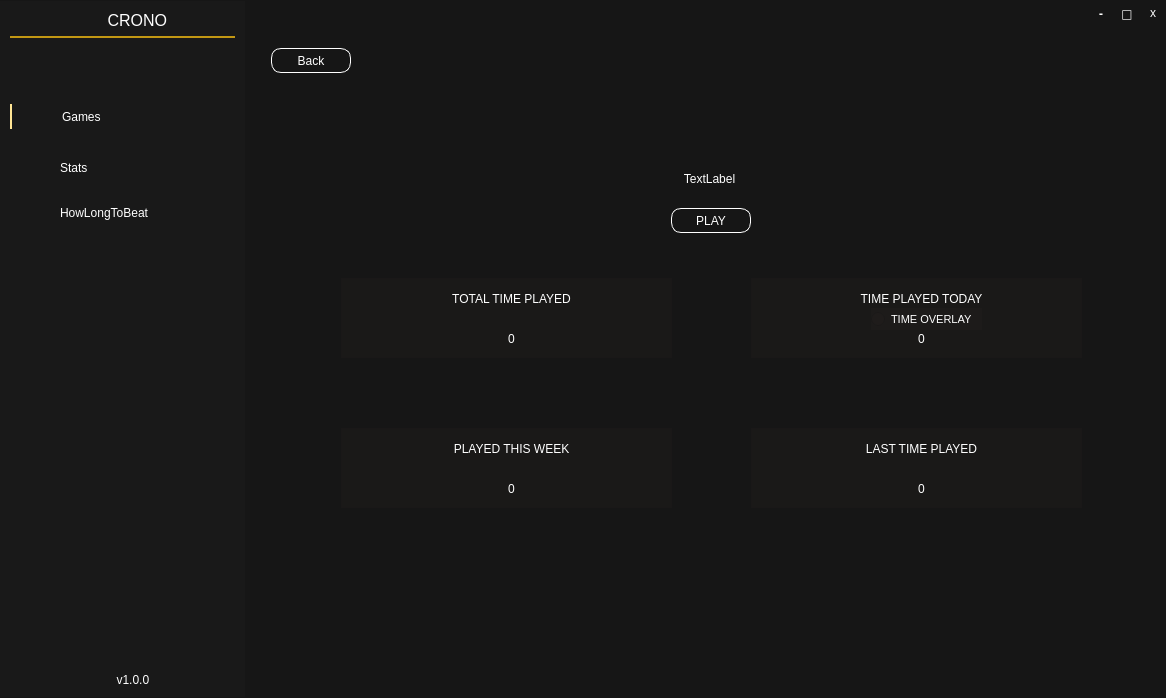
This is mainwindow.ui in illud/crono as Qt 5 draws it before an edit. The edited form follows.
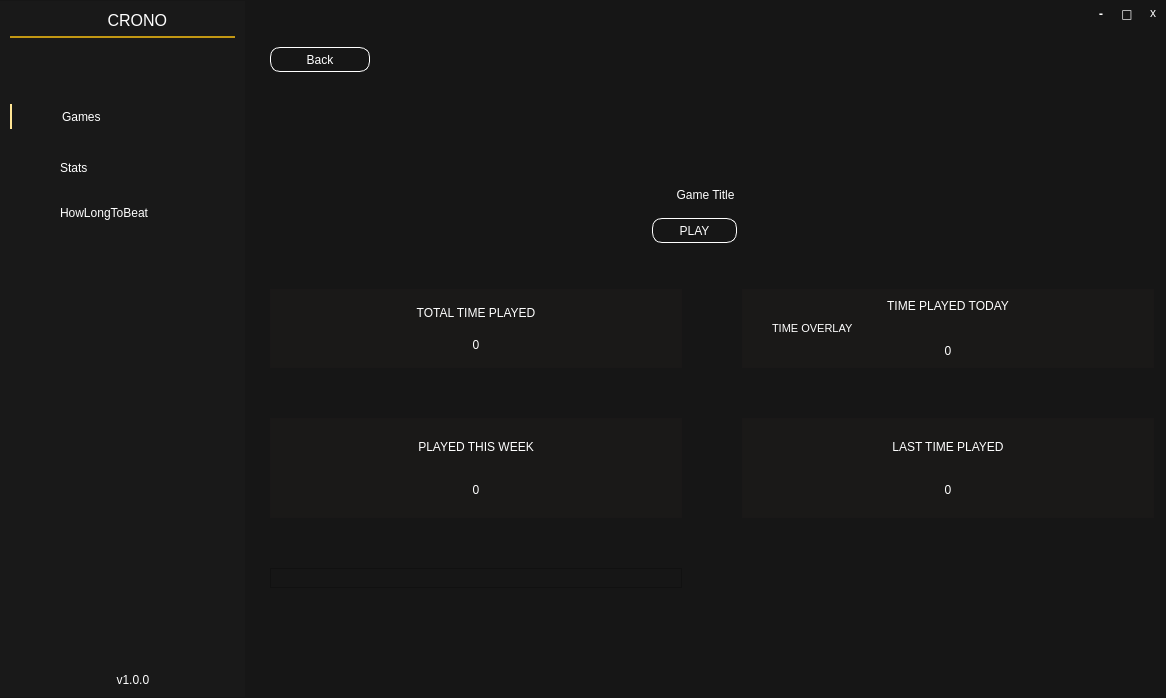
This is the edited form. Icons and pictures are not drawn. Custom widgets are drawn as their Qt base class.

Commit message: Added responsive look to game details

Diff of the .ui file:
```diff
--- a/mainwindow.ui
+++ b/mainwindow.ui
@@ -795,422 +795,52 @@
          </layout>
         </widget>
         <widget class="QWidget" name="page_3">
-         <widget class="QPushButton" name="btnBack">
-          <property name="geometry">
-           <rect>
-            <x>10</x>
-            <y>10</y>
-            <width>80</width>
-            <height>25</height>
-           </rect>
-          </property>
-          <property name="cursor">
-           <cursorShape>PointingHandCursor</cursorShape>
-          </property>
-          <property name="styleSheet">
-           <string notr="true">QPushButton { 
-	background-color: transparent;
-	font: 900 9pt &quot;Arial Black&quot;;
-	color: rgb(255, 255, 255);
-    border: 1px;
-	border-color: rgb(255, 255, 255);
-	border-style: outset;
-border-radius: 10px;
-}
-
-QPushButton:hover{ 
-    background-color: rgb(252, 196, 25);
-	font: 900 9pt &quot;Arial Black&quot;;
-	color: rgb(255, 255, 255);
-    border: 0px;
-}
-
-QPushButton::focus:pressed{ 
-	background-color: rgb(252, 72, 25);
-	font: 900 9pt &quot;Arial Black&quot;;
-	color: rgb(255, 255, 255);
-    border: 0px;
-}
-</string>
-          </property>
-          <property name="text">
-           <string>Back</string>
-          </property>
-         </widget>
-         <widget class="QLabel" name="gameNameText">
-          <property name="geometry">
-           <rect>
-            <x>193</x>
-            <y>130</y>
-            <width>511</width>
-            <height>21</height>
-           </rect>
-          </property>
-          <property name="styleSheet">
-           <string notr="true">background-color: transparent;
-color: rgb(255, 255, 255);
-font: 900 12pt &quot;Arial Black&quot;;</string>
-          </property>
-          <property name="text">
-           <string>TextLabel</string>
-          </property>
-          <property name="alignment">
-           <set>Qt::AlignCenter</set>
-          </property>
-          <property name="wordWrap">
-           <bool>false</bool>
-          </property>
-         </widget>
-         <widget class="QPushButton" name="btnStartGame">
-          <property name="geometry">
-           <rect>
-            <x>410</x>
-            <y>170</y>
-            <width>80</width>
-            <height>25</height>
-           </rect>
-          </property>
-          <property name="cursor">
-           <cursorShape>PointingHandCursor</cursorShape>
-          </property>
-          <property name="styleSheet">
-           <string notr="true">QPushButton { 
-	background-color: transparent;
-	font: 900 9pt &quot;Arial Black&quot;;
-	color: rgb(255, 255, 255);
-    border: 1px;
-	border-color: rgb(255, 255, 255);
-	border-style: outset;
-border-radius: 10px;
-}
-
-QPushButton:hover{ 
-    background-color: rgb(252, 196, 25);
-	font: 900 9pt &quot;Arial Black&quot;;
-	color: rgb(255, 255, 255);
-    border: 0px;
-}
-
-QPushButton::focus:pressed{ 
-	background-color: rgb(252, 72, 25);
-	font: 900 9pt &quot;Arial Black&quot;;
-	color: rgb(255, 255, 255);
-    border: 0px;
-}
-</string>
-          </property>
-          <property name="text">
-           <string>PLAY</string>
-          </property>
-         </widget>
-         <widget class="QFrame" name="frame_2">
-          <property name="geometry">
-           <rect>
-            <x>80</x>
-            <y>240</y>
-            <width>331</width>
-            <height>80</height>
-           </rect>
-          </property>
-          <property name="styleSheet">
-           <string notr="true">background-color: rgba(33, 31, 29, 100);</string>
-          </property>
-          <property name="frameShape">
-           <enum>QFrame::StyledPanel</enum>
-          </property>
-          <property name="frameShadow">
-           <enum>QFrame::Raised</enum>
-          </property>
-          <widget class="QLabel" name="gameNameText_2">
-           <property name="geometry">
-            <rect>
-             <x>50</x>
-             <y>10</y>
-             <width>241</width>
-             <height>21</height>
-            </rect>
-           </property>
-           <property name="styleSheet">
-            <string notr="true">background-color: transparent;
-color: rgb(255, 255, 255);
-font: 900 12pt &quot;Arial Black&quot;;</string>
-           </property>
-           <property name="text">
-            <string>TOTAL TIME PLAYED</string>
-           </property>
-           <property name="alignment">
-            <set>Qt::AlignCenter</set>
-           </property>
-           <property name="wordWrap">
-            <bool>false</bool>
-           </property>
-          </widget>
-          <widget class="QLabel" name="timePlayedText">
-           <property name="geometry">
-            <rect>
-             <x>50</x>
-             <y>50</y>
-             <width>241</width>
-             <height>21</height>
-            </rect>
-           </property>
-           <property name="styleSheet">
-            <string notr="true">background-color: transparent;
-color: rgb(255, 255, 255);
-font: 900 13pt &quot;Arial Black&quot;;</string>
-           </property>
-           <property name="text">
-            <string>0</string>
-           </property>
-           <property name="alignment">
-            <set>Qt::AlignCenter</set>
-           </property>
-           <property name="wordWrap">
-            <bool>false</bool>
-           </property>
-          </widget>
-         </widget>
-         <widget class="QFrame" name="frame_4">
-          <property name="geometry">
-           <rect>
-            <x>490</x>
-            <y>240</y>
-            <width>331</width>
-            <height>80</height>
-           </rect>
-          </property>
-          <property name="styleSheet">
-           <string notr="true">background-color: rgba(33, 31, 29, 100);</string>
-          </property>
-          <property name="frameShape">
-           <enum>QFrame::StyledPanel</enum>
-          </property>
-          <property name="frameShadow">
-           <enum>QFrame::Raised</enum>
-          </property>
-          <widget class="QLabel" name="gameNameText_3">
-           <property name="geometry">
-            <rect>
-             <x>50</x>
-             <y>10</y>
-             <width>241</width>
-             <height>21</height>
-            </rect>
-           </property>
-           <property name="styleSheet">
-            <string notr="true">background-color: transparent;
-color: rgb(255, 255, 255);
-font: 900 12pt &quot;Arial Black&quot;;</string>
-           </property>
-           <property name="text">
-            <string>TIME PLAYED TODAY</string>
-           </property>
-           <property name="alignment">
-            <set>Qt::AlignCenter</set>
-           </property>
-           <property name="wordWrap">
-            <bool>false</bool>
-           </property>
-          </widget>
-          <widget class="QLabel" name="timePlayedTodayText">
-           <property name="geometry">
-            <rect>
-             <x>50</x>
-             <y>50</y>
-             <width>241</width>
-             <height>21</height>
-            </rect>
-           </property>
-           <property name="styleSheet">
-            <string notr="true">background-color: transparent;
-color: rgb(255, 255, 255);
-font: 900 13pt &quot;Arial Black&quot;;</string>
-           </property>
-           <property name="text">
-            <string>0</string>
-           </property>
-           <property name="alignment">
-            <set>Qt::AlignCenter</set>
-           </property>
-           <property name="wordWrap">
-            <bool>false</bool>
-           </property>
-          </widget>
-          <widget class="QRadioButton" name="radioBtnTimeIndicator">
-           <property name="geometry">
-            <rect>
-             <x>120</x>
-             <y>30</y>
-             <width>111</width>
-             <height>22</height>
-            </rect>
-           </property>
-           <property name="cursor">
-            <cursorShape>PointingHandCursor</cursorShape>
-           </property>
-           <property name="toolTip">
-            <string>&lt;html&gt;&lt;head/&gt;&lt;body&gt;&lt;p align=&quot;center&quot;&gt;&lt;span style=&quot; font-size:9pt;&quot;&gt;This sets current play time of today in front of the game window.&lt;/span&gt;&lt;/p&gt;&lt;/body&gt;&lt;/html&gt;</string>
-           </property>
-           <property name="styleSheet">
-            <string notr="true">QRadioButton {
-
-    font-size: 11px; /* Adjust font size as needed */
-	color: white;
-}</string>
-           </property>
-           <property name="text">
-            <string>TIME OVERLAY</string>
-           </property>
-          </widget>
-         </widget>
-         <widget class="QFrame" name="frame_5">
-          <property name="geometry">
-           <rect>
-            <x>80</x>
-            <y>390</y>
-            <width>331</width>
-            <height>80</height>
-           </rect>
-          </property>
-          <property name="styleSheet">
-           <string notr="true">background-color: rgba(33, 31, 29, 100);</string>
-          </property>
-          <property name="frameShape">
-           <enum>QFrame::StyledPanel</enum>
-          </property>
-          <property name="frameShadow">
-           <enum>QFrame::Raised</enum>
-          </property>
-          <widget class="QLabel" name="gameNameText_4">
-           <property name="geometry">
-            <rect>
-             <x>50</x>
-             <y>10</y>
-             <width>241</width>
-             <height>21</height>
-            </rect>
-           </property>
-           <property name="styleSheet">
-            <string notr="true">background-color: transparent;
-color: rgb(255, 255, 255);
-font: 900 12pt &quot;Arial Black&quot;;</string>
-           </property>
-           <property name="text">
-            <string>PLAYED THIS WEEK</string>
-           </property>
-           <property name="alignment">
-            <set>Qt::AlignCenter</set>
-           </property>
-           <property name="wordWrap">
-            <bool>false</bool>
-           </property>
-          </widget>
-          <widget class="QLabel" name="timePlayedThisWeek">
-           <property name="geometry">
-            <rect>
-             <x>50</x>
-             <y>50</y>
-             <width>241</width>
-             <height>21</height>
-            </rect>
-           </property>
-           <property name="styleSheet">
-            <string notr="true">background-color: transparent;
-color: rgb(255, 255, 255);
-font: 900 13pt &quot;Arial Black&quot;;</string>
-           </property>
-           <property name="text">
-            <string>0</string>
-           </property>
-           <property name="alignment">
-            <set>Qt::AlignCenter</set>
-           </property>
-           <property name="wordWrap">
-            <bool>false</bool>
-           </property>
-          </widget>
-         </widget>
-         <widget class="QFrame" name="frame_6">
-          <property name="geometry">
-           <rect>
-            <x>490</x>
-            <y>390</y>
-            <width>331</width>
-            <height>80</height>
-           </rect>
-          </property>
-          <property name="styleSheet">
-           <string notr="true">background-color: rgba(33, 31, 29, 100);</string>
-          </property>
-          <property name="frameShape">
-           <enum>QFrame::StyledPanel</enum>
-          </property>
-          <property name="frameShadow">
-           <enum>QFrame::Raised</enum>
-          </property>
-          <widget class="QLabel" name="gameNameText_5">
-           <property name="geometry">
-            <rect>
-             <x>50</x>
-             <y>10</y>
-             <width>241</width>
-             <height>21</height>
-            </rect>
-           </property>
-           <property name="styleSheet">
-            <string notr="true">background-color: transparent;
-color: rgb(255, 255, 255);
-font: 900 12pt &quot;Arial Black&quot;;</string>
-           </property>
-           <property name="text">
-            <string>LAST TIME PLAYED</string>
-           </property>
-           <property name="alignment">
-            <set>Qt::AlignCenter</set>
-           </property>
-           <property name="wordWrap">
-            <bool>false</bool>
-           </property>
-          </widget>
-          <widget class="QLabel" name="lastTimePlayedText">
-           <property name="geometry">
-            <rect>
-             <x>50</x>
-             <y>50</y>
-             <width>241</width>
-             <height>21</height>
-            </rect>
-           </property>
-           <property name="styleSheet">
-            <string notr="true">background-color: transparent;
-color: rgb(255, 255, 255);
-font: 900 13pt &quot;Arial Black&quot;;</string>
-           </property>
-           <property name="text">
-            <string>0</string>
-           </property>
-           <property name="alignment">
-            <set>Qt::AlignCenter</set>
-           </property>
-           <property name="wordWrap">
-            <bool>false</bool>
-           </property>
-          </widget>
-         </widget>
-         <widget class="QToolButton" name="toolButton">
-          <property name="geometry">
-           <rect>
-            <x>500</x>
-            <y>171</y>
-            <width>25</width>
-            <height>25</height>
-           </rect>
-          </property>
-          <property name="cursor">
-           <cursorShape>PointingHandCursor</cursorShape>
-          </property>
-          <property name="styleSheet">
-           <string notr="true">QToolButton { 
+         <layout class="QGridLayout" name="gridLayout_2">
+          <item row="1" column="0">
+           <spacer name="verticalSpacer_9">
+            <property name="orientation">
+             <enum>Qt::Vertical</enum>
+            </property>
+            <property name="sizeType">
+             <enum>QSizePolicy::Preferred</enum>
+            </property>
+            <property name="sizeHint" stdset="0">
+             <size>
+              <width>20</width>
+              <height>110</height>
+             </size>
+            </property>
+           </spacer>
+          </item>
+          <item row="5" column="1" colspan="2">
+           <spacer name="verticalSpacer_8">
+            <property name="orientation">
+             <enum>Qt::Vertical</enum>
+            </property>
+            <property name="sizeType">
+             <enum>QSizePolicy::Preferred</enum>
+            </property>
+            <property name="sizeHint" stdset="0">
+             <size>
+              <width>20</width>
+              <height>40</height>
+             </size>
+            </property>
+           </spacer>
+          </item>
+          <item row="4" column="2">
+           <widget class="QToolButton" name="toolButton">
+            <property name="minimumSize">
+             <size>
+              <width>24</width>
+              <height>0</height>
+             </size>
+            </property>
+            <property name="cursor">
+             <cursorShape>PointingHandCursor</cursorShape>
+            </property>
+            <property name="styleSheet">
+             <string notr="true">QToolButton { 
 	background-image: url(:/config.png);
 background-color: transparent;
 	/*	background-color: rgb(255, 92, 92);*/
@@ -1238,23 +868,490 @@
 }
 
 QToolButton::menu-indicator{width:0px;}</string>
-          </property>
-          <property name="text">
-           <string/>
-          </property>
-          <property name="popupMode">
-           <enum>QToolButton::DelayedPopup</enum>
-          </property>
-          <property name="toolButtonStyle">
-           <enum>Qt::ToolButtonTextOnly</enum>
-          </property>
-          <property name="autoRaise">
-           <bool>false</bool>
-          </property>
-          <property name="arrowType">
-           <enum>Qt::NoArrow</enum>
-          </property>
-         </widget>
+            </property>
+            <property name="text">
+             <string/>
+            </property>
+            <property name="popupMode">
+             <enum>QToolButton::DelayedPopup</enum>
+            </property>
+            <property name="toolButtonStyle">
+             <enum>Qt::ToolButtonTextOnly</enum>
+            </property>
+            <property name="autoRaise">
+             <bool>false</bool>
+            </property>
+            <property name="arrowType">
+             <enum>Qt::NoArrow</enum>
+            </property>
+           </widget>
+          </item>
+          <item row="3" column="1">
+           <spacer name="verticalSpacer_7">
+            <property name="orientation">
+             <enum>Qt::Vertical</enum>
+            </property>
+            <property name="sizeType">
+             <enum>QSizePolicy::Preferred</enum>
+            </property>
+            <property name="sizeHint" stdset="0">
+             <size>
+              <width>20</width>
+              <height>10</height>
+             </size>
+            </property>
+           </spacer>
+          </item>
+          <item row="4" column="0">
+           <spacer name="horizontalSpacer_5">
+            <property name="orientation">
+             <enum>Qt::Horizontal</enum>
+            </property>
+            <property name="sizeType">
+             <enum>QSizePolicy::Expanding</enum>
+            </property>
+            <property name="sizeHint" stdset="0">
+             <size>
+              <width>40</width>
+              <height>20</height>
+             </size>
+            </property>
+           </spacer>
+          </item>
+          <item row="4" column="3">
+           <spacer name="horizontalSpacer_6">
+            <property name="orientation">
+             <enum>Qt::Horizontal</enum>
+            </property>
+            <property name="sizeHint" stdset="0">
+             <size>
+              <width>30</width>
+              <height>20</height>
+             </size>
+            </property>
+           </spacer>
+          </item>
+          <item row="0" column="0" colspan="2">
+           <widget class="QPushButton" name="btnBack">
+            <property name="sizePolicy">
+             <sizepolicy hsizetype="Fixed" vsizetype="Fixed">
+              <horstretch>0</horstretch>
+              <verstretch>0</verstretch>
+             </sizepolicy>
+            </property>
+            <property name="minimumSize">
+             <size>
+              <width>100</width>
+              <height>25</height>
+             </size>
+            </property>
+            <property name="cursor">
+             <cursorShape>PointingHandCursor</cursorShape>
+            </property>
+            <property name="styleSheet">
+             <string notr="true">QPushButton { 
+	background-color: transparent;
+	font: 900 9pt &quot;Arial Black&quot;;
+	color: rgb(255, 255, 255);
+    border: 1px;
+	border-color: rgb(255, 255, 255);
+	border-style: outset;
+border-radius: 10px;
+}
+
+QPushButton:hover{ 
+    background-color: rgb(252, 196, 25);
+	font: 900 9pt &quot;Arial Black&quot;;
+	color: rgb(255, 255, 255);
+    border: 0px;
+}
+
+QPushButton::focus:pressed{ 
+	background-color: rgb(252, 72, 25);
+	font: 900 9pt &quot;Arial Black&quot;;
+	color: rgb(255, 255, 255);
+    border: 0px;
+}
+</string>
+            </property>
+            <property name="text">
+             <string>Back</string>
+            </property>
+           </widget>
+          </item>
+          <item row="6" column="0" colspan="5">
+           <layout class="QGridLayout" name="gridLayout_6" rowstretch="0,0,0">
+            <property name="horizontalSpacing">
+             <number>60</number>
+            </property>
+            <property name="verticalSpacing">
+             <number>50</number>
+            </property>
+            <item row="0" column="0">
+             <widget class="QFrame" name="frame_2">
+              <property name="sizePolicy">
+               <sizepolicy hsizetype="Preferred" vsizetype="Preferred">
+                <horstretch>0</horstretch>
+                <verstretch>0</verstretch>
+               </sizepolicy>
+              </property>
+              <property name="minimumSize">
+               <size>
+                <width>0</width>
+                <height>0</height>
+               </size>
+              </property>
+              <property name="sizeIncrement">
+               <size>
+                <width>0</width>
+                <height>0</height>
+               </size>
+              </property>
+              <property name="styleSheet">
+               <string notr="true">background-color: rgba(33, 31, 29, 100);</string>
+              </property>
+              <property name="frameShape">
+               <enum>QFrame::StyledPanel</enum>
+              </property>
+              <property name="frameShadow">
+               <enum>QFrame::Raised</enum>
+              </property>
+              <layout class="QVBoxLayout" name="verticalLayout_5">
+               <item>
+                <widget class="QLabel" name="gameNameText_2">
+                 <property name="styleSheet">
+                  <string notr="true">background-color: transparent;
+color: rgb(255, 255, 255);
+font: 900 12pt &quot;Arial Black&quot;;</string>
+                 </property>
+                 <property name="text">
+                  <string>TOTAL TIME PLAYED</string>
+                 </property>
+                 <property name="alignment">
+                  <set>Qt::AlignCenter</set>
+                 </property>
+                 <property name="wordWrap">
+                  <bool>false</bool>
+                 </property>
+                </widget>
+               </item>
+               <item>
+                <widget class="QLabel" name="timePlayedText">
+                 <property name="styleSheet">
+                  <string notr="true">background-color: transparent;
+color: rgb(255, 255, 255);
+font: 900 13pt &quot;Arial Black&quot;;</string>
+                 </property>
+                 <property name="text">
+                  <string>0</string>
+                 </property>
+                 <property name="alignment">
+                  <set>Qt::AlignCenter</set>
+                 </property>
+                 <property name="wordWrap">
+                  <bool>false</bool>
+                 </property>
+                </widget>
+               </item>
+              </layout>
+             </widget>
+            </item>
+            <item row="1" column="1">
+             <widget class="QFrame" name="frame_6">
+              <property name="styleSheet">
+               <string notr="true">background-color: rgba(33, 31, 29, 100);</string>
+              </property>
+              <property name="frameShape">
+               <enum>QFrame::StyledPanel</enum>
+              </property>
+              <property name="frameShadow">
+               <enum>QFrame::Raised</enum>
+              </property>
+              <layout class="QVBoxLayout" name="verticalLayout_8">
+               <item>
+                <widget class="QLabel" name="gameNameText_5">
+                 <property name="styleSheet">
+                  <string notr="true">background-color: transparent;
+color: rgb(255, 255, 255);
+font: 900 12pt &quot;Arial Black&quot;;</string>
+                 </property>
+                 <property name="text">
+                  <string>LAST TIME PLAYED</string>
+                 </property>
+                 <property name="alignment">
+                  <set>Qt::AlignCenter</set>
+                 </property>
+                 <property name="wordWrap">
+                  <bool>false</bool>
+                 </property>
+                </widget>
+               </item>
+               <item>
+                <widget class="QLabel" name="lastTimePlayedText">
+                 <property name="styleSheet">
+                  <string notr="true">background-color: transparent;
+color: rgb(255, 255, 255);
+font: 900 13pt &quot;Arial Black&quot;;</string>
+                 </property>
+                 <property name="text">
+                  <string>0</string>
+                 </property>
+                 <property name="alignment">
+                  <set>Qt::AlignCenter</set>
+                 </property>
+                 <property name="wordWrap">
+                  <bool>false</bool>
+                 </property>
+                </widget>
+               </item>
+              </layout>
+             </widget>
+            </item>
+            <item row="1" column="0">
+             <widget class="QFrame" name="frame_5">
+              <property name="minimumSize">
+               <size>
+                <width>0</width>
+                <height>100</height>
+               </size>
+              </property>
+              <property name="styleSheet">
+               <string notr="true">background-color: rgba(33, 31, 29, 100);</string>
+              </property>
+              <property name="frameShape">
+               <enum>QFrame::StyledPanel</enum>
+              </property>
+              <property name="frameShadow">
+               <enum>QFrame::Raised</enum>
+              </property>
+              <layout class="QVBoxLayout" name="verticalLayout_7">
+               <item>
+                <widget class="QLabel" name="gameNameText_4">
+                 <property name="styleSheet">
+                  <string notr="true">background-color: transparent;
+color: rgb(255, 255, 255);
+font: 900 12pt &quot;Arial Black&quot;;</string>
+                 </property>
+                 <property name="text">
+                  <string>PLAYED THIS WEEK</string>
+                 </property>
+                 <property name="alignment">
+                  <set>Qt::AlignCenter</set>
+                 </property>
+                 <property name="wordWrap">
+                  <bool>false</bool>
+                 </property>
+                </widget>
+               </item>
+               <item>
+                <widget class="QLabel" name="timePlayedThisWeek">
+                 <property name="styleSheet">
+                  <string notr="true">background-color: transparent;
+color: rgb(255, 255, 255);
+font: 900 13pt &quot;Arial Black&quot;;</string>
+                 </property>
+                 <property name="text">
+                  <string>0</string>
+                 </property>
+                 <property name="alignment">
+                  <set>Qt::AlignCenter</set>
+                 </property>
+                 <property name="wordWrap">
+                  <bool>false</bool>
+                 </property>
+                </widget>
+               </item>
+              </layout>
+             </widget>
+            </item>
+            <item row="0" column="1">
+             <widget class="QFrame" name="frame_4">
+              <property name="styleSheet">
+               <string notr="true">background-color: rgba(33, 31, 29, 100);</string>
+              </property>
+              <property name="frameShape">
+               <enum>QFrame::StyledPanel</enum>
+              </property>
+              <property name="frameShadow">
+               <enum>QFrame::Raised</enum>
+              </property>
+              <layout class="QVBoxLayout" name="verticalLayout_6">
+               <item>
+                <widget class="QLabel" name="gameNameText_3">
+                 <property name="styleSheet">
+                  <string notr="true">background-color: transparent;
+color: rgb(255, 255, 255);
+font: 900 12pt &quot;Arial Black&quot;;</string>
+                 </property>
+                 <property name="text">
+                  <string>TIME PLAYED TODAY</string>
+                 </property>
+                 <property name="alignment">
+                  <set>Qt::AlignCenter</set>
+                 </property>
+                 <property name="wordWrap">
+                  <bool>false</bool>
+                 </property>
+                </widget>
+               </item>
+               <item>
+                <widget class="QRadioButton" name="radioBtnTimeIndicator">
+                 <property name="cursor">
+                  <cursorShape>PointingHandCursor</cursorShape>
+                 </property>
+                 <property name="toolTip">
+                  <string>&lt;html&gt;&lt;head/&gt;&lt;body&gt;&lt;p align=&quot;center&quot;&gt;&lt;span style=&quot; font-size:9pt;&quot;&gt;This sets current play time of today in front of the game window.&lt;/span&gt;&lt;/p&gt;&lt;/body&gt;&lt;/html&gt;</string>
+                 </property>
+                 <property name="styleSheet">
+                  <string notr="true">QRadioButton {
+	background-color: transparent;
+    font-size: 11px; /* Adjust font size as needed */
+	color: white;
+}</string>
+                 </property>
+                 <property name="text">
+                  <string>TIME OVERLAY</string>
+                 </property>
+                </widget>
+               </item>
+               <item>
+                <widget class="QLabel" name="timePlayedTodayText">
+                 <property name="styleSheet">
+                  <string notr="true">background-color: transparent;
+color: rgb(255, 255, 255);
+font: 900 13pt &quot;Arial Black&quot;;</string>
+                 </property>
+                 <property name="text">
+                  <string>0</string>
+                 </property>
+                 <property name="alignment">
+                  <set>Qt::AlignCenter</set>
+                 </property>
+                 <property name="wordWrap">
+                  <bool>false</bool>
+                 </property>
+                </widget>
+               </item>
+              </layout>
+             </widget>
+            </item>
+            <item row="2" column="0">
+             <widget class="QFrame" name="frame_7">
+              <property name="frameShape">
+               <enum>QFrame::StyledPanel</enum>
+              </property>
+              <property name="frameShadow">
+               <enum>QFrame::Raised</enum>
+              </property>
+             </widget>
+            </item>
+           </layout>
+          </item>
+          <item row="4" column="1">
+           <widget class="QPushButton" name="btnStartGame">
+            <property name="sizePolicy">
+             <sizepolicy hsizetype="Minimum" vsizetype="Preferred">
+              <horstretch>0</horstretch>
+              <verstretch>0</verstretch>
+             </sizepolicy>
+            </property>
+            <property name="minimumSize">
+             <size>
+              <width>85</width>
+              <height>25</height>
+             </size>
+            </property>
+            <property name="cursor">
+             <cursorShape>PointingHandCursor</cursorShape>
+            </property>
+            <property name="styleSheet">
+             <string notr="true">QPushButton { 
+	background-color: transparent;
+	font: 900 9pt &quot;Arial Black&quot;;
+	color: rgb(255, 255, 255);
+    border: 1px;
+	border-color: rgb(255, 255, 255);
+	border-style: outset;
+border-radius: 10px;
+}
+
+QPushButton:hover{ 
+    background-color: rgb(252, 196, 25);
+	font: 900 9pt &quot;Arial Black&quot;;
+	color: rgb(255, 255, 255);
+    border: 0px;
+}
+
+QPushButton::focus:pressed{ 
+	background-color: rgb(252, 72, 25);
+	font: 900 9pt &quot;Arial Black&quot;;
+	color: rgb(255, 255, 255);
+    border: 0px;
+}
+</string>
+            </property>
+            <property name="text">
+             <string>PLAY</string>
+            </property>
+           </widget>
+          </item>
+          <item row="8" column="0">
+           <spacer name="verticalSpacer_6">
+            <property name="orientation">
+             <enum>Qt::Vertical</enum>
+            </property>
+            <property name="sizeType">
+             <enum>QSizePolicy::Preferred</enum>
+            </property>
+            <property name="sizeHint" stdset="0">
+             <size>
+              <width>20</width>
+              <height>100</height>
+             </size>
+            </property>
+           </spacer>
+          </item>
+          <item row="2" column="0" colspan="4">
+           <widget class="QLabel" name="gameNameText">
+            <property name="sizePolicy">
+             <sizepolicy hsizetype="Expanding" vsizetype="Fixed">
+              <horstretch>0</horstretch>
+              <verstretch>0</verstretch>
+             </sizepolicy>
+            </property>
+            <property name="minimumSize">
+             <size>
+              <width>0</width>
+              <height>0</height>
+             </size>
+            </property>
+            <property name="styleSheet">
+             <string notr="true">margin-right: 7px;
+background-color: transparent;
+color: rgb(255, 255, 255);
+font: 900 12pt &quot;Arial Black&quot;;</string>
+            </property>
+            <property name="text">
+             <string>Game Title</string>
+            </property>
+            <property name="textFormat">
+             <enum>Qt::AutoText</enum>
+            </property>
+            <property name="alignment">
+             <set>Qt::AlignCenter</set>
+            </property>
+            <property name="wordWrap">
+             <bool>false</bool>
+            </property>
+            <property name="margin">
+             <number>0</number>
+            </property>
+            <property name="indent">
+             <number>-1</number>
+            </property>
+           </widget>
+          </item>
+         </layout>
         </widget>
         <widget class="QWidget" name="page_4">
          <layout class="QVBoxLayout" name="verticalLayout_3">
```
Left out of the diff: 2 changed lines with no effect on the pictures.
